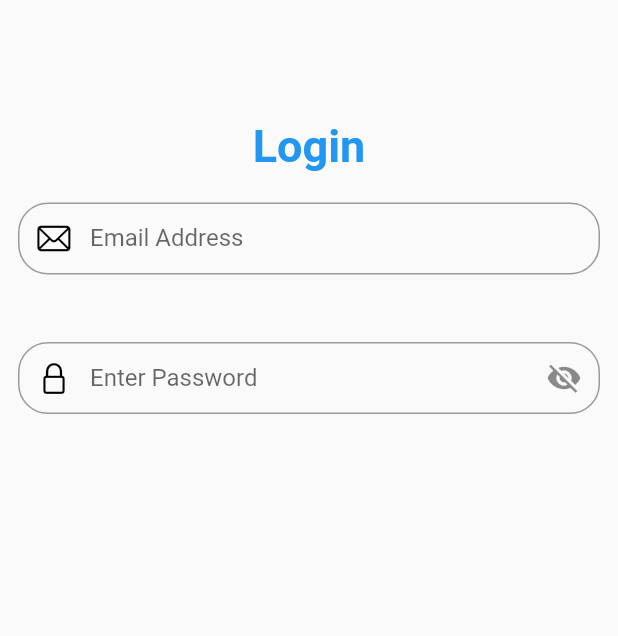
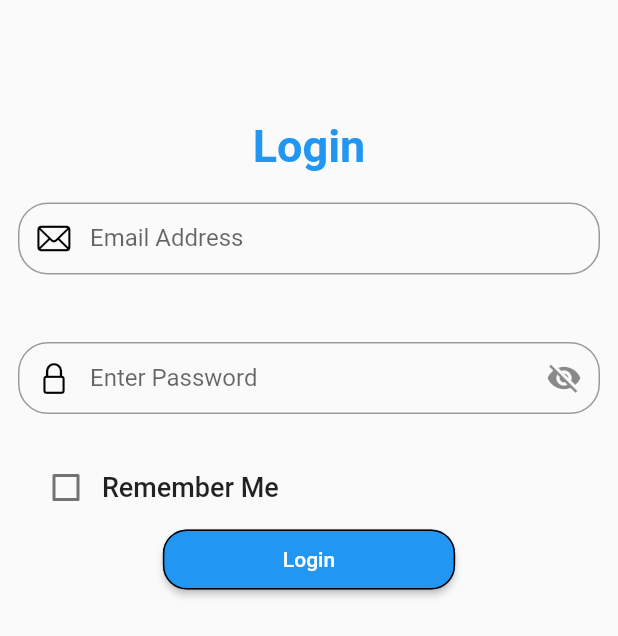
Before and after one commit to mahimafire1234/Kabadiwala, a Flutter app: the screen it shows after launch, on a phone screen of 412 x 824 dp. Shown: the top 636 px of the screen. Run offline on Flutter 3.47's test engine with Material 2 defaults, Android fonts, the phone set to English and light mode, and no system bars.

Commit message:
login design done

```diff
--- a/lib/main.dart
+++ b/lib/main.dart
@@ -10,7 +10,10 @@ class MyApp extends StatelessWidget {
 
   @override
   Widget build(BuildContext context) {
-    return const MaterialApp(home: Main());
+    return const MaterialApp(
+      home: Main(),
+      debugShowCheckedModeBanner: false,
+    );
   }
 }
 
@@ -22,13 +25,27 @@ class Main extends StatefulWidget {
 }
 
 class _MainState extends State<Main> {
+  bool hidePassword = true;
+  bool checkValue = false;
   @override
   Widget build(BuildContext context) {
+    Color getColor(Set<MaterialState> states) {
+      const Set<MaterialState> interactiveStates = <MaterialState>{
+        MaterialState.pressed,
+        MaterialState.hovered,
+        MaterialState.focused,
+      };
+      if (states.any(interactiveStates.contains)) {
+        return Colors.red;
+      }
+      return Colors.blue;
+    }
+
     return Scaffold(
       body: SafeArea(
         child: Column(
           mainAxisAlignment: MainAxisAlignment.start,
-          children: const [
+          children: [
             Center(
               child: Padding(
                 padding: EdgeInsets.only(top: 80.0),
@@ -45,7 +62,7 @@ class _MainState extends State<Main> {
             Padding(
               padding: EdgeInsets.symmetric(horizontal: 12, vertical: 20),
               child: Center(
-                child: TextField(
+                child: TextFormField(
                   decoration: InputDecoration(
                       focusColor: Colors.black,
                       border: OutlineInputBorder(
@@ -64,7 +81,8 @@ class _MainState extends State<Main> {
             Padding(
               padding: EdgeInsets.symmetric(horizontal: 12, vertical: 25),
               child: Center(
-                child: TextField(
+                child: TextFormField(
+                  obscureText: hidePassword,
                   decoration: InputDecoration(
                       border: OutlineInputBorder(
                           borderRadius: BorderRadius.all(Radius.circular(20)),
@@ -74,12 +92,67 @@ class _MainState extends State<Main> {
                         CupertinoIcons.lock,
                         color: Color(0xFF000000),
                       ),
-                      suffixIcon: Icon(Icons.visibility_off),
+                      suffixIcon: InkWell(
+                        onTap: () {
+                          setState(() {
+                            hidePassword = !hidePassword;
+
+                            // hidePassword == true
+                            //     ? hidePassword = false
+                            //     : hidePassword = true;
+                          });
+                        },
+                        child: hidePassword == true
+                            ? Icon(Icons.visibility_off)
+                            : Icon(Icons.visibility),
+                      ),
                       labelText: "Enter Password",
                       contentPadding: EdgeInsets.only(left: 80.0)),
                 ),
               ),
-            )
+            ),
+            Padding(
+              padding: const EdgeInsets.only(left: 20.0),
+              child: Row(
+                mainAxisAlignment: MainAxisAlignment.start,
+                children: [
+                  Checkbox(
+                    checkColor: Colors.white,
+                    value: checkValue,
+                    onChanged: (bool? value) {
+                      setState(() {
+                        checkValue = !checkValue;
+                      });
+                    },
+                  ),
+                  GestureDetector(
+                    onTap: () {
+                      setState(() {
+                        checkValue = !checkValue;
+                      });
+                    },
+                    child: Text(
+                      "Remember Me",
+                      style: TextStyle(
+                          fontWeight: FontWeight.w500, fontSize: 18.0),
+                    ),
+                  ),
+                ],
+              ),
+            ),
+            ElevatedButton(
+              style: ButtonStyle(
+                  padding: MaterialStateProperty.all<EdgeInsetsGeometry>(
+                      EdgeInsets.symmetric(horizontal: 80.0, vertical: 12.0)),
+                  shape: MaterialStateProperty.all<RoundedRectangleBorder>(
+                      RoundedRectangleBorder(
+                          borderRadius: BorderRadius.circular(16.0),
+                          side: BorderSide(color: Colors.black)))),
+              onPressed: () {},
+              child: Text(
+                "Login",
+              ),
+            ),
           ],
         ),
       ),
```
